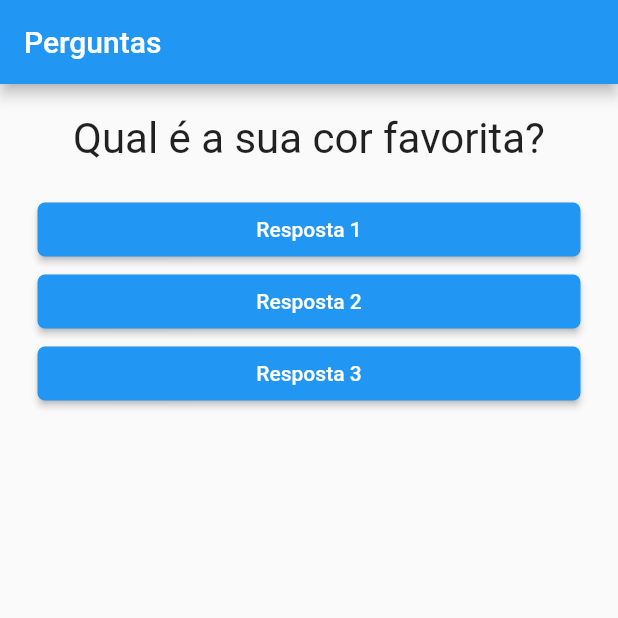
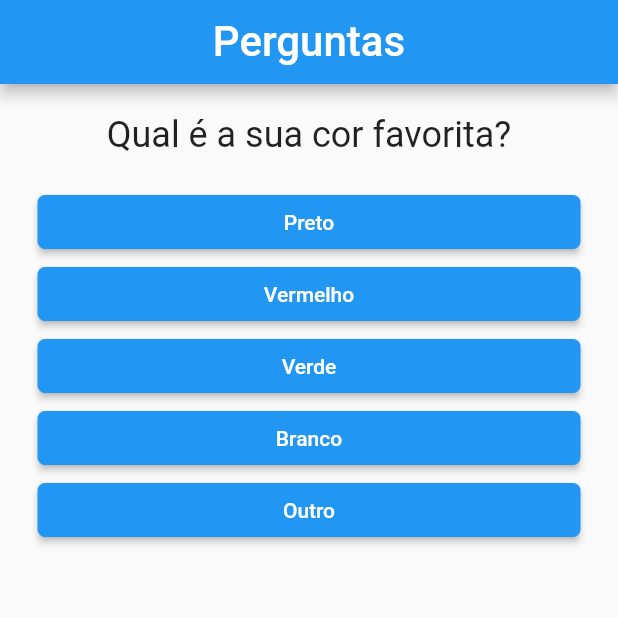
Before and after one commit to nagpaulo/projeto-perguntas, a Flutter app: the screen it shows after launch, on a phone screen of 412 x 824 dp, the top half of it. Run offline on Flutter 3.47's test engine with Material 2 defaults, Android fonts, the phone set to English and light mode, and no system bars.

Commit message:
Componente questao

```diff
--- a/lib/main.dart
+++ b/lib/main.dart
@@ -11,17 +11,10 @@ class PerguntaApp extends StatefulWidget {
 }
 
 class _PerguntaAppState extends State<PerguntaApp> {
-  var _perguntaSelecionada = 0;
-
-  void _responder() {
-    setState(() {
-      _perguntaSelecionada++;
-    });
-  }
-
-  @override
-  Widget build(BuildContext context) {
-    final List<Map<String, Object>> perguntas = [
+  int _perguntaSelecionada = 0;
+  final String _title = "Perguntas";
+  final String data = 'Parabéns!';
+  final List<Map<String, dynamic>> _perguntas = const [
     {
       'texto': 'Qual é a sua cor favorita?',
       'respostas': ['Preto', 'Vermelho', 'Verde', 'Branco', 'Outro'],
@@ -36,18 +29,51 @@ class _PerguntaAppState extends State<PerguntaApp> {
     }
   ];
 
+  void _responder() {
+    if (isQuestionSelected) {
+      setState(() {
+        _perguntaSelecionada++;
+      });
+    }
+  }
+
+  bool get isQuestionSelected {
+    return _perguntaSelecionada < _perguntas.length;
+  }
+
+  @override
+  Widget build(BuildContext context) {
+    List<String> respostas =
+        isQuestionSelected ? _perguntas[_perguntaSelecionada]['respostas'] : [];
+    List<Widget> widget =
+        respostas.map((t) => Resposta(t, _responder)).toList();
+
     return MaterialApp(
       home: Scaffold(
         appBar: AppBar(
-          title: Text('Perguntas'),
+          title: Container(
+            width: double.infinity,
+            child: Text(
+              _title,
+              style: TextStyle(fontSize: 28),
+              textAlign: TextAlign.center,
             ),
-        body: Column(
+          ),
+        ),
+        body: isQuestionSelected
+            ? Column(
                 children: <Widget>[
-            Questao(perguntas[_perguntaSelecionada]['texto'].toString()),
-            Resposta('Resposta 1', _responder),
-            Resposta('Resposta 2', _responder),
-            Resposta('Resposta 3', _responder),
+                  Questao(_perguntas[_perguntaSelecionada]['texto'].toString()),
+                  ...widget,
                 ],
+              )
+            : Center(
+                child: Text(
+                  data,
+                  style: TextStyle(
+                    fontSize: 28,
+                  ),
+                ),
               ),
       ),
     );
--- a/lib/questao.dart
+++ b/lib/questao.dart
@@ -15,7 +15,7 @@ class Questao extends StatelessWidget {
       margin: EdgeInsets.all(20),
       child: Text(
         texto,
-        style: TextStyle(fontSize: 28),
+        style: TextStyle(fontSize: 24),
         textAlign: TextAlign.center,
       ),
     );
```
Lines whose indentation alone changed are shown as unchanged.
